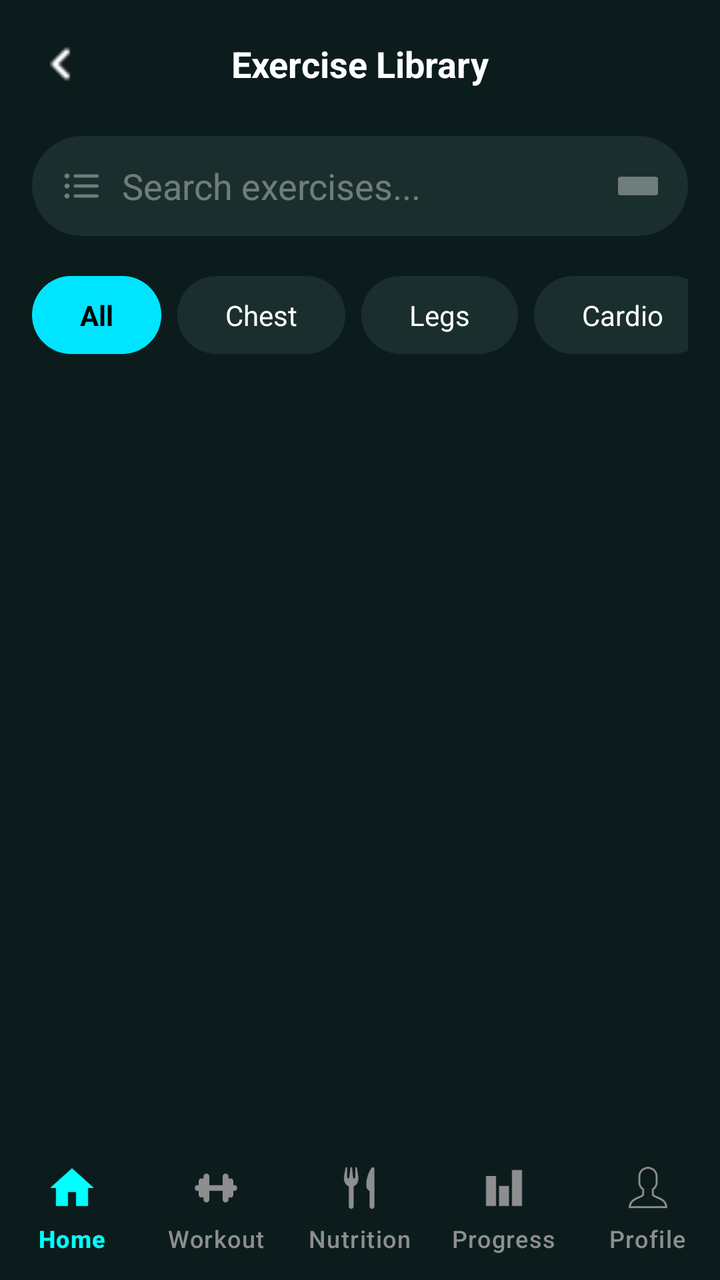
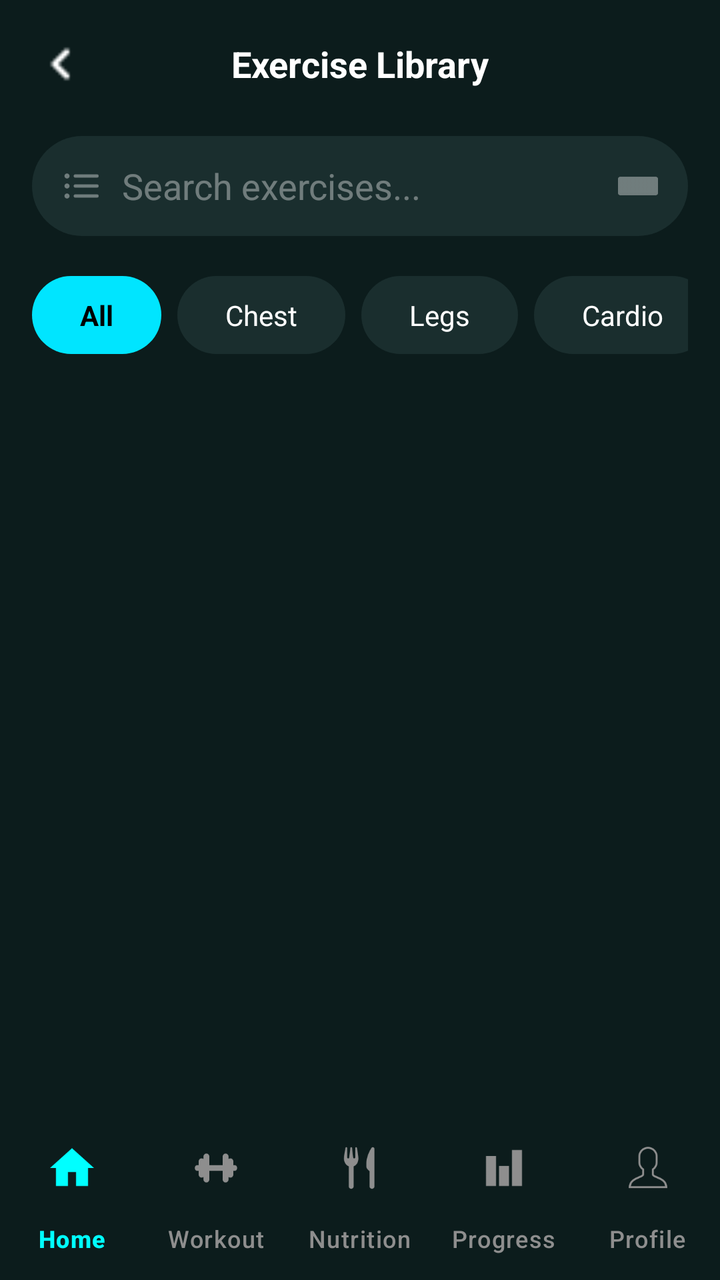

Compare the two renders of this Android layout. The source of the first and the diff that turns it into the second are given below.
<!-- AndroidManifest.xml: application theme Theme.ProFitness -->
<!-- res/layout/activity_exercise_library.xml -->
<?xml version="1.0" encoding="utf-8"?>
<androidx.coordinatorlayout.widget.CoordinatorLayout
    xmlns:android="http://schemas.android.com/apk/res/android"
    xmlns:app="http://schemas.android.com/apk/res-auto"
    android:layout_width="match_parent"
    android:layout_height="match_parent"
    android:background="#0C1C1C">

    <com.google.android.material.appbar.AppBarLayout
        android:layout_width="match_parent"
        android:layout_height="wrap_content"
        android:background="#0C1C1C"
        app:elevation="0dp">

        <LinearLayout
            android:layout_width="match_parent"
            android:layout_height="wrap_content"
            android:orientation="vertical"
            android:padding="16dp">

            <RelativeLayout
                android:layout_width="match_parent"
                android:layout_height="wrap_content">
                <ImageView
                    android:id="@+id/btn_back"
                    android:layout_width="32dp"
                    android:layout_height="32dp"
                    android:src="@drawable/ic_back"
                    app:tint="@android:color/white" />
                <TextView
                    android:layout_width="wrap_content"
                    android:layout_height="wrap_content"
                    android:layout_centerInParent="true"
                    android:text="Exercise Library"
                    android:textColor="@android:color/white"
                    android:textSize="18sp"
                    android:textStyle="bold" />
            </RelativeLayout>

            <androidx.constraintlayout.widget.ConstraintLayout
                android:layout_width="match_parent"
                android:layout_height="50dp"
                android:layout_marginTop="20dp"
                android:background="@drawable/bg_search_rounded"
                android:paddingHorizontal="15dp">

                <ImageView
                    android:id="@+id/ic_search"
                    android:layout_width="20dp"
                    android:layout_height="20dp"
                    android:src="@drawable/ic_search"
                    app:layout_constraintBottom_toBottomOf="parent"
                    app:layout_constraintStart_toStartOf="parent"
                    app:layout_constraintTop_toTopOf="parent"
                    app:tint="#60FFFFFF" />

                <EditText
                    android:id="@+id/et_search"
                    android:layout_width="0dp"
                    android:layout_height="match_parent"
                    android:background="@android:color/transparent"
                    android:hint="Search exercises..."
                    android:paddingStart="10dp"
                    android:textColor="@android:color/white"
                    android:textColorHint="#60FFFFFF"
                    app:layout_constraintEnd_toStartOf="@+id/ic_filter"
                    app:layout_constraintStart_toEndOf="@id/ic_search" />

                <ImageView
                    android:id="@+id/ic_filter"
                    android:layout_width="20dp"
                    android:layout_height="20dp"
                    android:src="@drawable/ic_filter"
                    app:layout_constraintBottom_toBottomOf="parent"
                    app:layout_constraintEnd_toEndOf="parent"
                    app:layout_constraintTop_toTopOf="parent"
                    app:tint="#60FFFFFF" />
            </androidx.constraintlayout.widget.ConstraintLayout>

            <HorizontalScrollView
                android:layout_width="match_parent"
                android:layout_height="wrap_content"
                android:layout_marginTop="20dp"
                android:scrollbars="none">

                <LinearLayout
                    android:layout_width="wrap_content"
                    android:layout_height="wrap_content"
                    android:orientation="horizontal">

                    <TextView
                        android:layout_width="wrap_content"
                        android:layout_height="wrap_content"
                        android:background="@drawable/bg_chip_selected"
                        android:paddingHorizontal="24dp"
                        android:paddingVertical="10dp"
                        android:text="All"
                        android:textColor="#000000"
                        android:textStyle="bold" />

                    <TextView
                        style="@style/CategoryChipStyle"
                        android:text="Chest" />
                    <TextView
                        style="@style/CategoryChipStyle"
                        android:text="Legs" />
                    <TextView
                        style="@style/CategoryChipStyle"
                        android:text="Cardio" />
                    <TextView
                        style="@style/CategoryChipStyle"
                        android:text="Back" />
                </LinearLayout>
            </HorizontalScrollView>
        </LinearLayout>
    </com.google.android.material.appbar.AppBarLayout>

    <androidx.recyclerview.widget.RecyclerView
        android:id="@+id/exerciseRecyclerView"
        android:layout_width="match_parent"
        android:layout_height="match_parent"
        android:clipToPadding="false"
        android:paddingHorizontal="16dp"
        android:paddingBottom="80dp"
        app:layout_behavior="@string/appbar_scrolling_view_behavior" />

    <com.google.android.material.bottomnavigation.BottomNavigationView
        android:id="@+id/bottom_navigation"
        android:layout_width="match_parent"
        android:layout_height="70dp"
        android:layout_gravity="bottom"
        android:background="#0C1C1C"
        app:itemIconTint="@color/nav_colors"
        app:itemTextColor="@color/nav_colors"
        app:labelVisibilityMode="labeled"
        app:menu="@menu/bottom_nav_menu" />

</androidx.coordinatorlayout.widget.CoordinatorLayout>
<!-- resources referenced by this layout -->
<resources>
  <!-- drawable bg_chip_selected (drawable) -->
  <?xml version="1.0" encoding="utf-8"?>
  <shape xmlns:android="http://schemas.android.com/apk/res/android">
      <solid android:color="#00E5FF" />
      <corners android:radius="20dp" />
  </shape>
  <!-- drawable bg_search_rounded (drawable) -->
  <?xml version="1.0" encoding="utf-8"?>
  <shape xmlns:android="http://schemas.android.com/apk/res/android">
      <solid android:color="#1A2E2E" />
      <corners android:radius="25dp" />
  </shape>
  <!-- drawable ic_back: png bitmap (drawable, 184 bytes) -->
  <!-- drawable ic_filter (drawable) -->
  <?xml version="1.0" encoding="utf-8"?>
  <selector xmlns:android="http://schemas.android.com/apk/res/android">
      <item android:drawable="@drawable/options" />
  </selector>
  <!-- drawable ic_search (drawable) -->
  <?xml version="1.0" encoding="utf-8"?>
  <selector xmlns:android="http://schemas.android.com/apk/res/android">
      <item android:drawable="@drawable/ic_list" />
  </selector>
  <style name="CategoryChipStyle">
          <item name="android:layout_width">wrap_content</item>
          <item name="android:layout_height">wrap_content</item>
          <item name="android:layout_marginStart">8dp</item>
          <item name="android:background">@drawable/bg_chip_unselected</item>
          <item name="android:paddingLeft">24dp</item>
          <item name="android:paddingTop">10dp</item>
          <item name="android:paddingRight">24dp</item>
          <item name="android:paddingBottom">10dp</item>
          <item name="android:textColor">@android:color/white</item>
      </style>
  <style name="Theme.ProFitness" parent="android:Theme.Material.Light.NoActionBar" />
  <!-- drawable options: png bitmap (drawable, 1451 bytes) -->
  <!-- drawable ic_list: png bitmap (drawable, 592 bytes) -->
  <!-- drawable bg_chip_unselected (drawable) -->
  <?xml version="1.0" encoding="utf-8"?>
  <shape xmlns:android="http://schemas.android.com/apk/res/android">
      <solid android:color="#1A2E2E" />
      <corners android:radius="20dp" />
  </shape>
</resources>

<!-- the commit's change to res/layout/activity_exercise_library.xml (unified diff, before → after) -->
@@ -89,6 +89,7 @@
                     android:orientation="horizontal">
 
                     <TextView
+                        android:id="@+id/chip_all"
                         android:layout_width="wrap_content"
                         android:layout_height="wrap_content"
                         android:background="@drawable/bg_chip_selected"
@@ -99,15 +100,19 @@
                         android:textStyle="bold" />
 
                     <TextView
+                        android:id="@+id/chip_chest"
                         style="@style/CategoryChipStyle"
                         android:text="Chest" />
                     <TextView
+                        android:id="@+id/chip_legs"
                         style="@style/CategoryChipStyle"
                         android:text="Legs" />
                     <TextView
+                        android:id="@+id/chip_cardio"
                         style="@style/CategoryChipStyle"
                         android:text="Cardio" />
                     <TextView
+                        android:id="@+id/chip_back"
                         style="@style/CategoryChipStyle"
                         android:text="Back" />
                 </LinearLayout>
@@ -127,7 +132,7 @@
     <com.google.android.material.bottomnavigation.BottomNavigationView
         android:id="@+id/bottom_navigation"
         android:layout_width="match_parent"
-        android:layout_height="70dp"
+        android:layout_height="wrap_content"
         android:layout_gravity="bottom"
         android:background="#0C1C1C"
         app:itemIconTint="@color/nav_colors"
